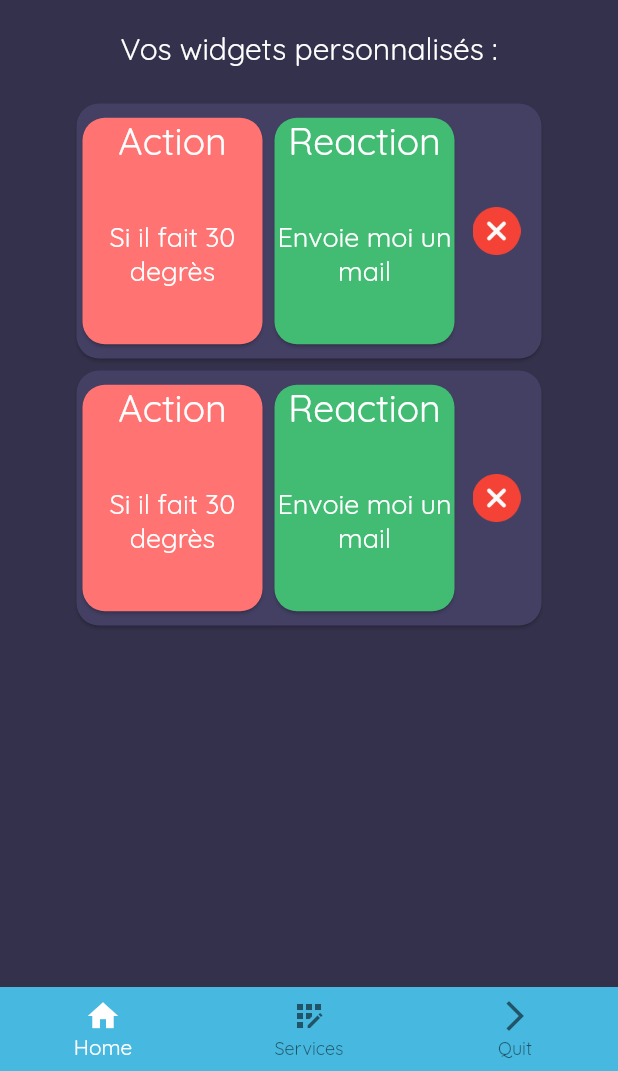
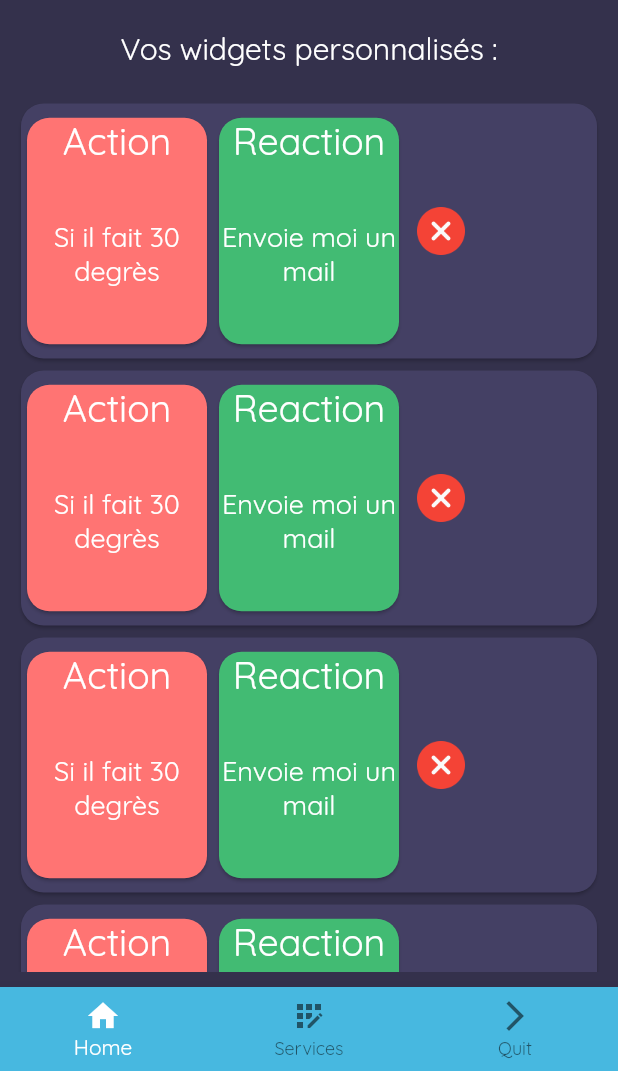
Before and after one commit to AiresB/Area, a Flutter app: the HomeView screen opened by its route, on a phone screen of 412 x 824 dp, the part 165-1236 px from its top. Run offline on Flutter 3.47's test engine with Material 2 defaults, Android fonts, the phone set to English and light mode, and no system bars; missing offline and left inert: flutter_auth_buttons.

Commit message:
Add : add scrolling action/reaction in home page view

```diff
--- /dev/null
+++ b/client_mobile/lib/HomeActionReactionView.dart
@@ -0,0 +1,55 @@
+import 'package:flutter/material.dart';
+import 'package:area/prefab.dart';
+import 'package:area/constant.dart';
+
+class HomeActionReactionView extends StatefulWidget {
+  @override
+
+  State<StatefulWidget> createState() {
+    return new _HomeActionReactionView();
+  }
+}
+
+class _HomeActionReactionView extends State<HomeActionReactionView> {
+  List<Widget> itemsData = [];
+
+  void getPostsData() {
+    List<dynamic> responseList = ACTION_DATA;
+    List<Widget> listItems = [];
+
+    responseList.forEach((post) {
+      listItems.add(ActionReactionCard());
+    });
+    setState(() {
+      itemsData = listItems;
+    });
+  }
+
+  void initState() {
+    super.initState();
+    getPostsData();
+  }
+
+  @override
+  Widget build(BuildContext context) {
+    return new Container(
+        height: MediaQuery.of(context).size.height,
+        width: MediaQuery.of(context).size.width,
+        margin: EdgeInsets.only(bottom: 10, left: 10, right: 10, top: 40),
+        child: new Column(
+            mainAxisAlignment: MainAxisAlignment.start,
+            children: [
+              HeaderWidget(),
+              Padding(padding: EdgeInsets.only(
+                top: 20,
+              )),
+              WidgetText("Vos widgets personnalisés :", 20, Colors.white),
+              Padding(padding: EdgeInsets.only(
+                bottom: 20,
+            )),
+          ScrollingWidget(itemsData),
+        ],
+      ),
+    );
+  }
+}
--- a/client_mobile/lib/HomeView.dart
+++ b/client_mobile/lib/HomeView.dart
@@ -1,3 +1,7 @@
+
+import 'package:area/HomeActionReactionView.dart';
+import 'package:area/loginView.dart';
+import 'package:area/HomeActionView.dart';
 import 'package:flutter/material.dart';
 import 'package:area/prefab.dart';
 
@@ -9,82 +13,11 @@ class HomeView extends StatefulWidget {
 }
 
 class _HomeView extends State<HomeView> {
-  @override
-  Widget build(BuildContext context) {
-    return Scaffold(
-      resizeToAvoidBottomInset: false,
-      backgroundColor: background,
-      body: new Container(
-        height: MediaQuery.of(context).size.height,
-        width: MediaQuery.of(context).size.width,
-        margin: EdgeInsets.only(bottom: 10, left: 10, right: 10, top: 40),
-        child: new Column(
-            mainAxisAlignment: MainAxisAlignment.start,
-            children: [
-              HeaderWidget(),
-              Padding(padding: EdgeInsets.only(
-                top: 20,
-              )),
-              WidgetText("Vos widgets personnalisés :", 20, Colors.white),
-              Padding(padding: EdgeInsets.only(
-                bottom: 20,
-              )),
-              ActionReactionCard(),
-              ActionReactionCard(),
-            ],
-          ),
-        ),
-        bottomNavigationBar: BottomNavBar(),
-      );
-  }
-}
-class HeaderWidget extends StatefulWidget {
-  @override
-  State<StatefulWidget> createState() {
-    return new _HeaderWidget();
-  }
-}
-
-class _HeaderWidget extends State<HeaderWidget> {
-  @override
-  Widget build(BuildContext context) {
-    return new Row(
-      mainAxisAlignment: MainAxisAlignment.start,
-      children: [
-        WidgetImg("img/logo.png", 70, 70),
-        Padding(padding: EdgeInsets.only(
-          left: 50,
-        )),
-        WidgetText("Bonjour Alain !", 24, Colors.white),
-      ]
-    );
-  }
-}
-
-class BottomNavBar extends StatefulWidget {
-  BottomNavBar({Key key}) : super(key: key);
-
-  @override
-  _BottomNavBar createState() => _BottomNavBar();
-}
-
-class _BottomNavBar extends State<BottomNavBar> {
   int _selectedIndex = 0;
-  static const TextStyle optionStyle =
-      TextStyle(fontSize: 30, fontWeight: FontWeight.bold);
-  static const List<Widget> _widgetOptions = <Widget>[
-    Text(
-      'Index 0: Home',
-      style: optionStyle,
-    ),
-    Text(
-      'Index 1: Service',
-      style: optionStyle,
-    ),
-    Text(
-      'Index 2: Quit',
-      style: optionStyle,
-    ),
+  static List<Widget> _widgetView = <Widget>[
+    HomeActionReactionView(),
+    HomeActionView(),
+    LoginView(),
   ];
 
   void _onItemTapped(int index) {
@@ -95,7 +28,13 @@ class _BottomNavBar extends State<BottomNavBar> {
 
   @override
   Widget build(BuildContext context) {
-    return BottomNavigationBar(
+    return Scaffold(
+      resizeToAvoidBottomInset: false,
+      backgroundColor: background,
+      body: Center(
+        child: _widgetView.elementAt(_selectedIndex),
+      ),
+      bottomNavigationBar: BottomNavigationBar(
         backgroundColor: button,
         items: const <BottomNavigationBarItem>[
           BottomNavigationBarItem(
@@ -114,6 +53,7 @@ class _BottomNavBar extends State<BottomNavBar> {
         currentIndex: _selectedIndex,
         selectedItemColor: Colors.white,
         onTap: _onItemTapped,
-    );
+    ),
+  );
   }
 }
--- /dev/null
+++ b/client_mobile/lib/constant.dart
@@ -0,0 +1,55 @@
+const ACTION_DATA = [
+  {
+    "name":"Burger",
+    "brand":"Hawkers",
+    "price":2.99,
+    "image":"burger.png"
+  },{
+    "name":"Cheese Dip",
+    "brand":"Hawkers",
+    "price":4.99,
+    "image":"cheese_dip.png"
+  },
+  {
+    "name":"Cola",
+    "brand":"Mcdonald",
+    "price":1.49,
+    "image":"cola.png"
+  },
+  {
+    "name":"Fries",
+    "brand":"Mcdonald",
+    "price":2.99,
+    "image":"fries.png"
+  },
+  {
+    "name":"Ice Cream",
+    "brand":"Ben & Jerry's",
+    "price":9.49,
+    "image":"ice_cream.png"
+  },
+  {
+    "name":"Noodles",
+    "brand":"Hawkers",
+    "price":4.49,
+    "image":"noodles.png"
+  },
+  {
+    "name":"Pizza",
+    "brand":"Dominos",
+    "price":17.99,
+    "image":"pizza.png"
+  },
+  {
+    "name":"Sandwich",
+    "brand":"Hawkers",
+    "price":2.99,
+    "image":"sandwich.png"
+  },
+  {
+    "name":"Wrap",
+    "brand":"Subway",
+    "price":6.99,
+    "image":"wrap.png"
+  }
+];
--- a/client_mobile/lib/prefab.dart
+++ b/client_mobile/lib/prefab.dart
@@ -366,6 +366,8 @@ class ActionReactionCard extends StatefulWidget {
 }
 
 class _ActionReactionCard extends State<ActionReactionCard> {
+  bool deleteIsPressed = false;
+
   @override
   Widget build(BuildContext context) {
     return new Card(
@@ -386,7 +388,9 @@ class _ActionReactionCard extends State<ActionReactionCard> {
                 IconButton(
                   icon: Image.asset('img/remove.png'),
                   iconSize: 30,
-                  onPressed: () {},
+                  onPressed: () {
+                    deleteIsPressed = true;
+                  },
                 ),
               ],
             ),
@@ -457,3 +461,110 @@ class _ReactionCard extends State<ReactionCard> {
     );
   }
 }
+
+class ScrollingWidget extends StatefulWidget {
+  List<Widget> itemsData = [];
+
+  @override
+  ScrollingWidget(List<Widget> _itemsData) {
+    this.itemsData = _itemsData;
+  }
+
+  State<StatefulWidget> createState() {
+    return new _ScrollingWidget(itemsData);
+  }
+}
+
+class _ScrollingWidget extends State<ScrollingWidget> {
+  List<Widget> itemsData = [];
+  ScrollController controller = ScrollController();
+
+  _ScrollingWidget(List<Widget> _itemsData) {
+    this.itemsData = _itemsData;
+  }
+
+  @override
+  Widget build(BuildContext context) {
+    return Expanded(
+        child: ListView.builder(
+        controller: controller,
+        itemCount: itemsData.length,
+        physics: BouncingScrollPhysics(),
+        itemBuilder: (context, index) {
+          return itemsData[index];
+        },
+      ),
+    );
+  }
+}
+
+class HeaderWidget extends StatefulWidget {
+  @override
+  State<StatefulWidget> createState() {
+    return new _HeaderWidget();
+  }
+}
+
+class _HeaderWidget extends State<HeaderWidget> {
+  @override
+  Widget build(BuildContext context) {
+    return new Row(
+      mainAxisAlignment: MainAxisAlignment.start,
+      children: [
+        WidgetImg("img/logo.png", 70, 70),
+        Padding(padding: EdgeInsets.only(
+          left: 50,
+        )),
+        WidgetText("Bonjour Alain !", 24, Colors.white),
+      ]
+    );
+  }
+}
+
+class BottomNavBar extends StatefulWidget {
+  int selectedIndex = 0;
+
+  BottomNavBar(int _selectedIndex) {
+    selectedIndex = _selectedIndex;
+  }
+  @override
+  _BottomNavBar createState() => _BottomNavBar(selectedIndex);
+}
+
+class _BottomNavBar extends State<BottomNavBar> {
+  int selectedIndex = 0;
+
+  _BottomNavBar(int _selectedIndex) {
+    selectedIndex = _selectedIndex;
+  }
+
+  void _onItemTapped(int index) {
+    setState(() {
+      selectedIndex = index;
+    });
+  }
+
+  @override
+  Widget build(BuildContext context) {
+    return BottomNavigationBar(
+        backgroundColor: button,
+        items: const <BottomNavigationBarItem>[
+          BottomNavigationBarItem(
+            icon: Icon(Icons.home),
+            label: 'Home',
+          ),
+          BottomNavigationBarItem(
+            icon: Icon(Icons.app_registration),
+            label: 'Services',
+          ),
+          BottomNavigationBarItem(
+            icon: Icon(Icons.arrow_forward_ios_sharp),
+            label: 'Quit',
+          ),
+        ],
+        currentIndex: selectedIndex,
+        selectedItemColor: Colors.white,
+        onTap: _onItemTapped,
+    );
+  }
+}
```
Also changed, not shown: client_mobile/lib/HomeActionView.dart (added, +55 -0 lines), client_mobile/lib/authService.dart (+10 -4 lines), 12 other files.
